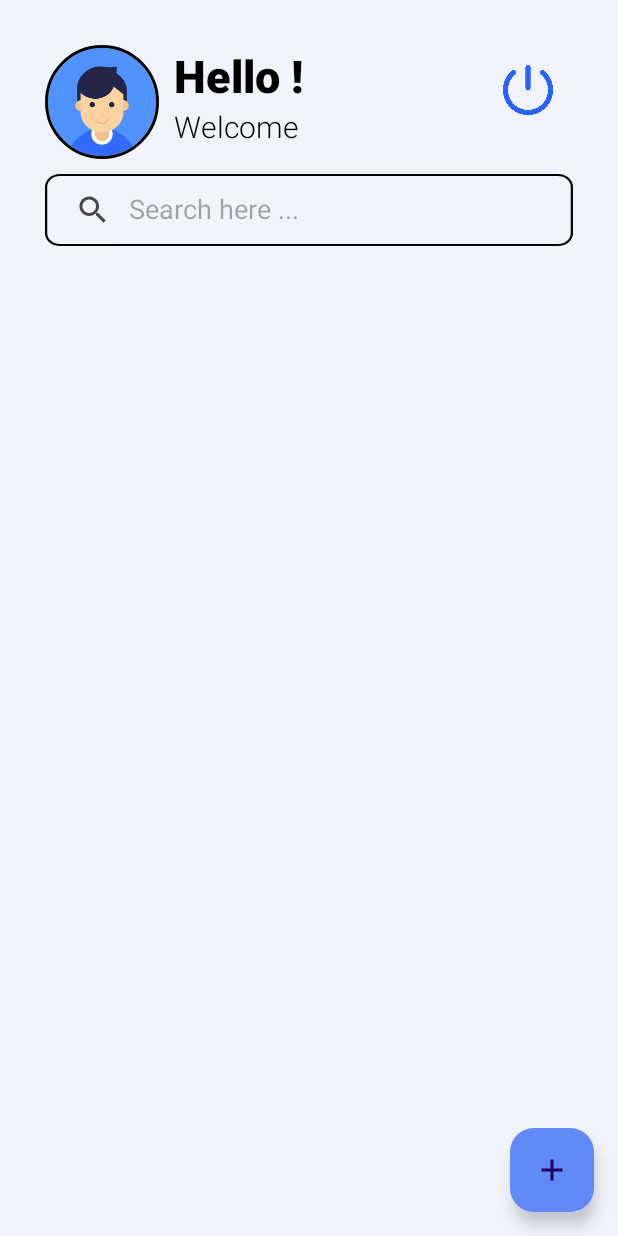
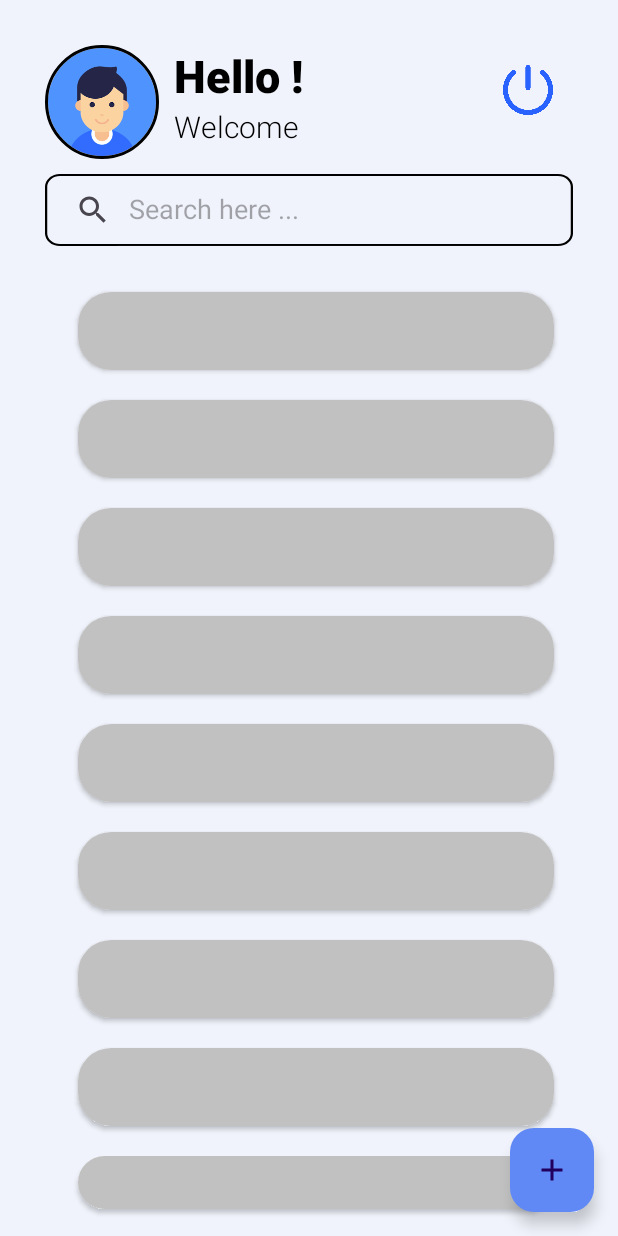
Before and after one commit to tajbaba999/EcommerceSwipe, an Android app: the screen it shows after launch once a user with an empty profile is signed in (MainActivity), on a phone screen of 412 x 824 dp. Run offline under Robolectric (Android 15) with nearby library versions, the phone set to English and light mode, and no system bars; our stand-ins replace CircleImageView, Firebase (no records; nobody signed in at launch, a user with empty details on screens opened directly), Shimmer; libraries missing offline, so code that uses them is left out: org.imaginativeworld.oopsnointernet; 2 statements that could not run were skipped.

Commit message:
Implemented : Shrimmer_effect added

```diff
--- a/app/build.gradle.kts
+++ b/app/build.gradle.kts
@@ -93,4 +93,7 @@ dependencies {
     implementation(platform("com.google.firebase:firebase-bom:33.0.0"))
     implementation("com.google.firebase:firebase-analytics")
 
+    //shrimmer
+    implementation("com.facebook.shimmer:shimmer:0.5.0")
+
 }
--- a/app/src/main/java/com/example/e_commerce_swipe/MainActivity.kt
+++ b/app/src/main/java/com/example/e_commerce_swipe/MainActivity.kt
@@ -5,6 +5,7 @@ import android.media.browse.MediaBrowser
 import androidx.appcompat.app.AppCompatActivity
 import android.os.Bundle
 import android.util.Log
+import android.view.View
 import android.widget.Button
 import android.widget.ImageButton
 //import android.widget.SearchView
@@ -21,6 +22,8 @@ import retrofit2.Call
 import retrofit2.Callback
 import retrofit2.Response
 import androidx.appcompat.widget.SearchView
+import com.facebook.shimmer.Shimmer
+import com.facebook.shimmer.ShimmerFrameLayout
 import com.google.firebase.analytics.FirebaseAnalytics
 import com.google.firebase.analytics.analytics
 import org.imaginativeworld.oopsnointernet.callbacks.ConnectionCallback
@@ -37,6 +40,7 @@ class MainActivity : AppCompatActivity() {
     private lateinit var firebaseAuth: FirebaseAuth
     private var productList = mutableListOf<ProductItem>()
     private lateinit var firebaseAnalytics: FirebaseAnalytics
+    private lateinit var shrimmerlayout : ShimmerFrameLayout
     override fun onCreate(savedInstanceState: Bundle?) {
         super.onCreate(savedInstanceState)
         setContentView(R.layout.activity_main)
@@ -47,7 +51,7 @@ class MainActivity : AppCompatActivity() {
         rvView = findViewById(R.id.recyclerView)
         val searchView = findViewById<SearchView>(R.id.searchView)
 
-
+        shrimmerlayout = findViewById(R.id.shimmer_view_container)
         rvView.layoutManager = LinearLayoutManager(this)
 
         getProducts()
@@ -120,6 +124,8 @@ class MainActivity : AppCompatActivity() {
                     productList.addAll(data)
                     prductAdapter = ProductAdapter(baseContext, data)
                     rvView.adapter = prductAdapter
+                    shrimmerlayout.stopShimmer();
+                    shrimmerlayout.visibility = View.GONE
                 }
             }
 
@@ -141,4 +147,14 @@ class MainActivity : AppCompatActivity() {
         startActivity(intent)
         finish()
     }
+
+    override fun onPause() {
+        shrimmerlayout.stopShimmer()
+        super.onPause()
+    }
+
+    override fun onResume() {
+        shrimmerlayout.startShimmer()
+        super.onResume()
+    }
 }
--- a/app/src/main/res/drawable/background_item.xml
+++ b/app/src/main/res/drawable/background_item.xml
@@ -2,10 +2,9 @@
 <selector xmlns:android="http://schemas.android.com/apk/res/android">
     <item>
         <shape android:shape="rectangle">
-            <solid android:color="#33000000" /> <!-- Light black color -->
-            <stroke
+            <solid android:color="@color/light_black" />
                 android:width="1dp"
-                android:color="#000000" />
+                android:color="#6033ba" />
             <corners android:radius="15dp" />
         </shape>
     </item>
--- a/app/src/main/res/layout/activity_main.xml
+++ b/app/src/main/res/layout/activity_main.xml
@@ -97,15 +97,55 @@
 
     <!-- RecyclerView -->
 
+
+
     <androidx.recyclerview.widget.RecyclerView
         android:id="@+id/recyclerView"
         android:layout_width="match_parent"
         android:layout_height="match_parent"
         android:layout_below="@id/searchLayout"
-        android:layout_marginTop="10dp"
         android:layout_marginLeft="30dp"
+        android:layout_marginTop="9dp"
         android:layout_marginRight="30dp"
-        android:background="@color/light_blue"/>
+        android:background="@color/light_blue" />
+    <com.facebook.shimmer.ShimmerFrameLayout
+        android:id="@+id/shimmer_view_container"
+        android:layout_width="wrap_content"
+        android:layout_height="wrap_content"
+        android:layout_alignStart="@+id/recyclerView"
+        android:layout_alignTop="@+id/recyclerView"
+        android:layout_alignEnd="@+id/recyclerView"
+        android:layout_alignParentBottom="true"
+        android:layout_marginStart="13dp"
+        android:layout_marginTop="11dp"
+        android:layout_marginEnd="4dp"
+        android:layout_marginBottom="8dp">
+        <LinearLayout
+            android:layout_width="match_parent"
+            android:layout_height="match_parent"
+            android:orientation="vertical">
+
+            <include layout="@layout/shrimmer_productloading"/>
+            <include layout="@layout/shrimmer_productloading"/>
+            <include layout="@layout/shrimmer_productloading"/>
+            <include layout="@layout/shrimmer_productloading"/>
+            <include layout="@layout/shrimmer_productloading"/>
+            <include layout="@layout/shrimmer_productloading"/>
+            <include layout="@layout/shrimmer_productloading"/>
+            <include layout="@layout/shrimmer_productloading"/>
+
+            <include layout="@layout/shrimmer_productloading"/>
+            <include layout="@layout/shrimmer_productloading"/>
+            <include layout="@layout/shrimmer_productloading"/>
+            <include layout="@layout/shrimmer_productloading"/>
+
+
+
+
+
+        </LinearLayout>
+    </com.facebook.shimmer.ShimmerFrameLayout>
+
     <com.google.android.material.floatingactionbutton.FloatingActionButton
         android:id="@+id/floating_action_button"
         android:layout_width="wrap_content"
--- /dev/null
+++ b/app/src/main/res/layout/shrimmer_productloading.xml
@@ -0,0 +1,36 @@
+<?xml version="1.0" encoding="utf-8"?>
+<androidx.cardview.widget.CardView xmlns:android="http://schemas.android.com/apk/res/android"
+    android:layout_width="match_parent"
+    android:layout_height="wrap_content"
+    xmlns:app="http://schemas.android.com/apk/res-auto"
+    app:cardUseCompatPadding="true"
+    app:cardCornerRadius="22dp"
+    android:foreground="#c1c1c1">
+    <LinearLayout
+        android:layout_width="match_parent"
+        android:layout_height="wrap_content"
+        android:orientation="horizontal"
+        >
+
+
+        <LinearLayout
+            android:layout_width="match_parent"
+            android:layout_height="wrap_content"
+            android:orientation="vertical">
+
+            <TextView
+                android:layout_width="match_parent"
+                android:layout_height="wrap_content"
+                android:textColor="@color/black" />
+
+            <TextView
+                android:layout_width="match_parent"
+                android:layout_height="wrap_content"
+                android:textColor="@color/black"
+                android:textSize="24dp"
+               />
+
+
+        </LinearLayout>
+    </LinearLayout>
+</androidx.cardview.widget.CardView>
--- a/app/src/main/res/values/colors.xml
+++ b/app/src/main/res/values/colors.xml
@@ -8,4 +8,5 @@
     <color name="darkgrey">#616161</color>
     <color name="light_blue">#F0F3FB</color>
     <color name="blue">#6089F6</color>
+    <color name="light_black">#12000000</color>
 </resources>
```
